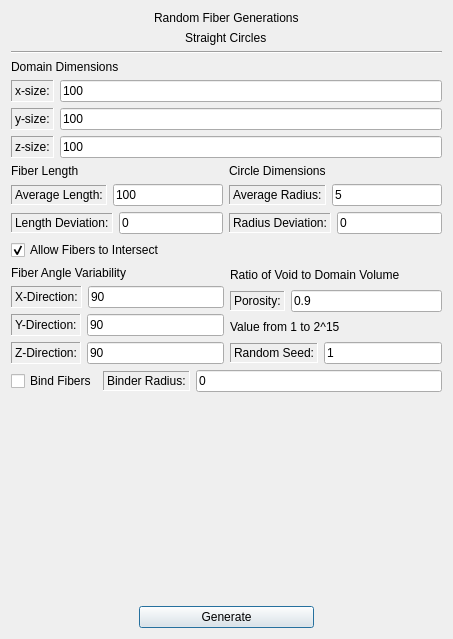
Above: gui/src/Generate/randomfiberstraightcircle.ui from nasa/puma before the change. Below: the same form after it.
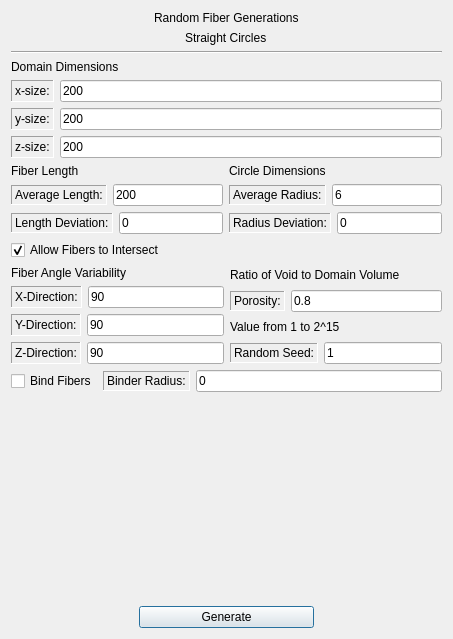
That is the form after the change.

Commit message: updated default values in the GUI

```diff
--- a/gui/src/Generate/randomfiberstraightcircle.ui
+++ b/gui/src/Generate/randomfiberstraightcircle.ui
@@ -103,7 +103,7 @@
               <string notr="true">font: 10pt &quot;Serif&quot;;</string>
              </property>
              <property name="text">
-              <string>100</string>
+              <string>200</string>
              </property>
             </widget>
            </item>
@@ -133,7 +133,7 @@
               <string notr="true">font: 10pt &quot;Serif&quot;;</string>
              </property>
              <property name="text">
-              <string>100</string>
+              <string>200</string>
              </property>
             </widget>
            </item>
@@ -163,7 +163,7 @@
               <string notr="true">font: 10pt &quot;Serif&quot;;</string>
              </property>
              <property name="text">
-              <string>100</string>
+              <string>200</string>
              </property>
             </widget>
            </item>
@@ -223,7 +223,7 @@
               <string notr="true">font: 10pt &quot;Serif&quot;;</string>
              </property>
              <property name="text">
-              <string>100</string>
+              <string>200</string>
              </property>
             </widget>
            </item>
@@ -312,7 +312,7 @@
               <string notr="true">font: 10pt &quot;Serif&quot;;</string>
              </property>
              <property name="text">
-              <string>5</string>
+              <string>6</string>
              </property>
             </widget>
            </item>
@@ -536,7 +536,7 @@
             <string notr="true">font: 10pt &quot;Serif&quot;;</string>
            </property>
            <property name="text">
-            <string>0.9</string>
+            <string>0.8</string>
            </property>
           </widget>
          </item>
```
The commit also changes 5 other files.
